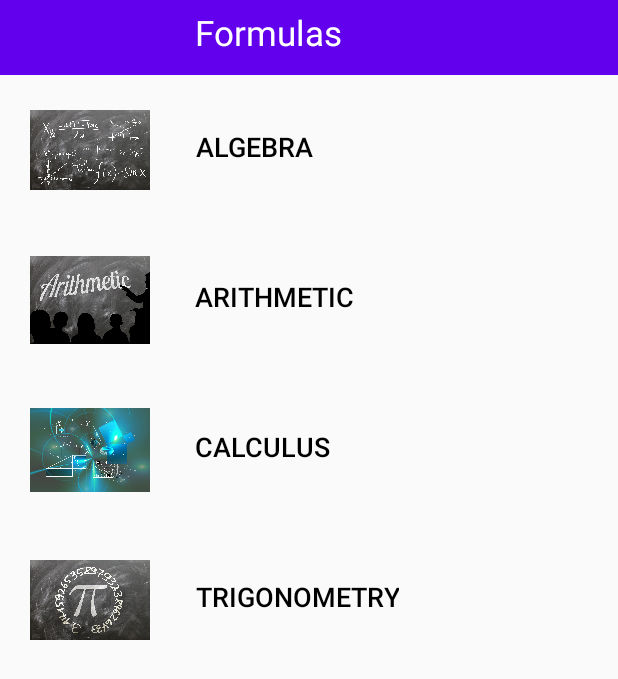
After one commit to seetarampatel/math-master, an Android app: the layout activity_formulas.xml on its own in the app's theme, with its tools: preview values and no code run, on a phone screen of 412 x 824 dp. The commit adds this screen. Shown: the top 679 px of the screen. Run offline under Robolectric (Android 15) with nearby library versions, the phone set to English and light mode, and no system bars.

Commit message:
Formula list and Formula Details Activity implemented

```diff
--- a/app/src/main/java/com/example/all_in_one_math/SignInActivity.kt
+++ b/app/src/main/java/com/example/all_in_one_math/SignInActivity.kt
@@ -41,7 +41,7 @@ class SignInActivity : AppCompatActivity() {
                 // check for the successful sign-in of user
                 val user = FirebaseAuth.getInstance().currentUser
                 // send the user to Main activity
-                val intent = Intent(applicationContext, FormulaActivity::class.java)
+                val intent = Intent(applicationContext, FormulasActivity::class.java)
                 startActivity(intent)
             } else {
                 // If sign-in not happened successfully, then display the message to the user
--- a/app/src/main/res/layout/activity_about_us.xml
+++ b/app/src/main/res/layout/activity_about_us.xml
@@ -16,6 +16,7 @@
         android:textSize="@dimen/heading"
         android:textFontWeight="700"
         app:layout_constraintStart_toStartOf="parent"
+        app:layout_constraintEnd_toEndOf="parent"
         app:layout_constraintTop_toTopOf="parent"
         android:paddingTop="@dimen/title_top_padding"
         android:paddingLeft="@dimen/title_left_padding"/>
--- /dev/null
+++ b/app/src/main/res/layout/activity_formulas.xml
@@ -0,0 +1,135 @@
+<?xml version="1.0" encoding="utf-8"?>
+<androidx.constraintlayout.widget.ConstraintLayout xmlns:android="http://schemas.android.com/apk/res/android"
+    xmlns:app="http://schemas.android.com/apk/res-auto"
+    xmlns:tools="http://schemas.android.com/tools"
+    android:layout_width="match_parent"
+    android:layout_height="match_parent"
+    tools:context=".FormulasActivity">
+
+    <TextView
+        android:id="@+id/formulaHeadingTextView"
+        android:layout_width="match_parent"
+        android:layout_height="@dimen/title_height"
+        android:background="@color/colorPrimary"
+        android:text="@string/formula_header"
+        android:textColor="@color/white"
+        android:textSize="@dimen/heading"
+        android:textFontWeight="700"
+        app:layout_constraintStart_toStartOf="parent"
+        app:layout_constraintEnd_toEndOf="parent"
+        app:layout_constraintTop_toTopOf="parent"
+        android:paddingTop="@dimen/title_top_padding"
+        android:paddingLeft="@dimen/title_left_padding"/>
+
+    <!-- Algebra -->
+    <ImageView
+        android:id="@+id/algebraImage"
+        android:layout_width="@dimen/image_size"
+        android:layout_height="@dimen/image_size"
+        android:paddingTop="@dimen/image_top_padding"
+        android:paddingBottom="@dimen/image_bottom_padding"
+        android:paddingLeft="@dimen/image_left_padding"
+        android:src="@drawable/algebra_image"
+        app:layout_constraintStart_toStartOf="parent"
+        app:layout_constraintTop_toBottomOf="@+id/formulaHeadingTextView" />
+
+    <!-- style="@style/Widget.AppCompat.Button.Borderless" -->
+    <!-- REFERENCE: Stack Overflow - make the button borderless and in capital letters-->
+    <Button
+        android:id="@+id/algebraButton"
+        android:layout_width="wrap_content"
+        android:layout_height="wrap_content"
+        android:layout_marginTop="@dimen/formula_button_top_margin"
+        app:layout_constraintStart_toEndOf="@+id/algebraImage"
+        app:layout_constraintTop_toBottomOf="@+id/formulaHeadingTextView"
+        android:paddingLeft="@dimen/formula_button_padding"
+        android:paddingTop="@dimen/formula_button_padding"
+        android:text="Algebra"
+        android:textColor="@color/black"
+        android:textFontWeight="500"
+        android:textSize="@dimen/formula_button_size"
+        style="@style/Widget.AppCompat.Button.Borderless" />
+
+    <!-- Arithmetic -->
+    <ImageView
+        android:id="@+id/arithmeticImage"
+        android:layout_width="@dimen/image_size"
+        android:layout_height="@dimen/image_size"
+        android:paddingTop="@dimen/image_top_padding"
+        android:paddingBottom="@dimen/image_bottom_padding"
+        android:paddingLeft="@dimen/image_left_padding"
+        android:src="@drawable/arithmetic_image"
+        app:layout_constraintStart_toStartOf="parent"
+        app:layout_constraintTop_toBottomOf="@+id/algebraImage" />
+
+    <Button
+        android:id="@+id/arithmeticButton"
+        android:layout_width="wrap_content"
+        android:layout_height="wrap_content"
+        android:layout_marginTop="@dimen/formula_button_top_margin"
+        app:layout_constraintStart_toEndOf="@+id/arithmeticImage"
+        app:layout_constraintTop_toBottomOf="@+id/algebraImage"
+        android:paddingLeft="@dimen/formula_button_padding"
+        android:paddingTop="@dimen/formula_button_padding"
+        android:text="Arithmetic"
+        android:textColor="@color/black"
+        android:textFontWeight="500"
+        android:textSize="@dimen/formula_button_size"
+        style="@style/Widget.AppCompat.Button.Borderless" />
+
+    <!-- Calculus -->
+    <ImageView
+        android:id="@+id/calculusImage"
+        android:layout_width="@dimen/image_size"
+        android:layout_height="@dimen/image_size"
+        android:paddingTop="@dimen/image_top_padding"
+        android:paddingBottom="@dimen/image_bottom_padding"
+        android:paddingLeft="@dimen/image_left_padding"
+        android:src="@drawable/calculus_image"
+        app:layout_constraintStart_toStartOf="parent"
+        app:layout_constraintTop_toBottomOf="@+id/arithmeticImage" />
+
+    <Button
+        android:id="@+id/calculusButton"
+        android:layout_width="wrap_content"
+        android:layout_height="wrap_content"
+        android:layout_marginTop="@dimen/formula_button_top_margin"
+        app:layout_constraintStart_toEndOf="@+id/calculusImage"
+        app:layout_constraintTop_toBottomOf="@+id/arithmeticImage"
+        android:paddingLeft="@dimen/formula_button_padding"
+        android:paddingTop="@dimen/formula_button_padding"
+        android:text="Calculus"
+        android:textColor="@color/black"
+        android:textFontWeight="500"
+        android:textSize="@dimen/formula_button_size"
+        style="@style/Widget.AppCompat.Button.Borderless" />
+
+    <!-- trigonometry -->
+    <ImageView
+        android:id="@+id/trigonometryImage"
+        android:layout_width="@dimen/image_size"
+        android:layout_height="@dimen/image_size"
+        android:paddingTop="@dimen/image_top_padding"
+        android:paddingBottom="@dimen/image_bottom_padding"
+        android:paddingLeft="@dimen/image_left_padding"
+        android:src="@drawable/trigonometry_image"
+        app:layout_constraintStart_toStartOf="parent"
+        app:layout_constraintTop_toBottomOf="@+id/calculusImage" />
+
+    <Button
+        android:id="@+id/trigonometryButton"
+        android:layout_width="wrap_content"
+        android:layout_height="wrap_content"
+        android:layout_marginTop="@dimen/formula_button_top_margin"
+        app:layout_constraintStart_toEndOf="@+id/trigonometryImage"
+        app:layout_constraintTop_toBottomOf="@+id/calculusImage"
+        android:paddingLeft="@dimen/formula_button_padding"
+        android:paddingTop="@dimen/formula_button_padding"
+        android:text="Trigonometry"
+        android:textColor="@color/black"
+        android:textFontWeight="500"
+        android:textSize="@dimen/formula_button_size"
+        style="@style/Widget.AppCompat.Button.Borderless" />
+
+
+</androidx.constraintlayout.widget.ConstraintLayout>
--- a/app/src/main/res/values/colors.xml
+++ b/app/src/main/res/values/colors.xml
@@ -4,5 +4,6 @@
     <color name="colorPrimaryDark">#3700B3</color>
     <color name="colorAccent">#03DAC5</color>
     <color name="white">#FFFFFF</color>
+    <color name="black">#000000</color>
     <color name="darkGray">#A9A9A9</color>
 </resources>
--- a/app/src/main/res/values/dimens.xml
+++ b/app/src/main/res/values/dimens.xml
@@ -2,11 +2,18 @@
 <resources>
     <dimen name="heading">23sp</dimen>
     <dimen name="photo_height">120dp</dimen>
-    <dimen name="title_left_padding">16dp</dimen>
+    <dimen name="title_left_padding">130dp</dimen>
     <dimen name="title_height">50dp</dimen>
     <dimen name="title_top_padding">6dp</dimen>
     <dimen name="fab_margin">16dp</dimen>
     <dimen name="app_bar_height">200dp</dimen>
     <dimen name="item_width">200dp</dimen>
     <dimen name="text_margin">16dp</dimen>
+    <dimen name="image_left_padding">20dp</dimen>
+    <dimen name="image_size">100dp</dimen>
+    <dimen name="image_bottom_padding">0dp</dimen>
+    <dimen name="image_top_padding">0dp</dimen>
+    <dimen name="formula_button_top_margin">5dp</dimen>
+    <dimen name="formula_button_padding">30dp</dimen>
+    <dimen name="formula_button_size">18sp</dimen>
 </resources>
--- a/app/src/main/res/values/strings.xml
+++ b/app/src/main/res/values/strings.xml
@@ -6,4 +6,5 @@
     <string name="title_formula_list">Formulas</string>
     <string name="title_formula_detail">Formula Detail</string>
     <string name="Formula_heading">Formulas</string>
+    <string name="formula_header">Formulas</string>
 </resources>
```
Also changed, not shown: app/src/main/AndroidManifest.xml (+7 -31 lines), app/src/main/java/com/example/all_in_one_math/FormulaActivity.kt (deleted, +0 -11 lines), app/src/main/java/com/example/all_in_one_math/FormulaDetailsActivity.kt (added, +75 -0 lines), app/src/main/java/com/example/all_in_one_math/FormulasActivity.kt (added, +23 -0 lines), app/src/main/res/layout/activity_formula.xml (deleted, +0 -57 lines), app/src/main/res/layout/activity_formula_details.xml (added, +37 -0 lines), app/src/main/res/drawable/algebra_image.jpg (added), app/src/main/res/drawable/arithmetic_image.jpg (added), app/src/main/res/drawable/calculus_image.jpg (added), app/src/main/res/drawable/trigonometry_image.jpg (added).
